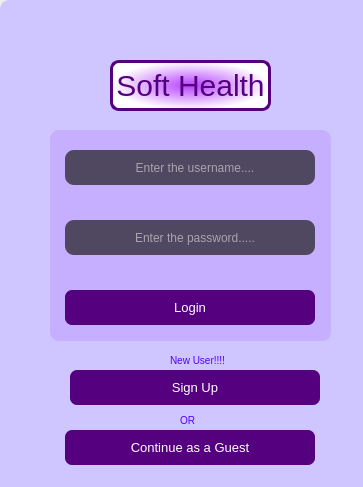
Above: static/login.ui from lakshmivishal9496/Soft-Health before the change. Below: the same form after it.
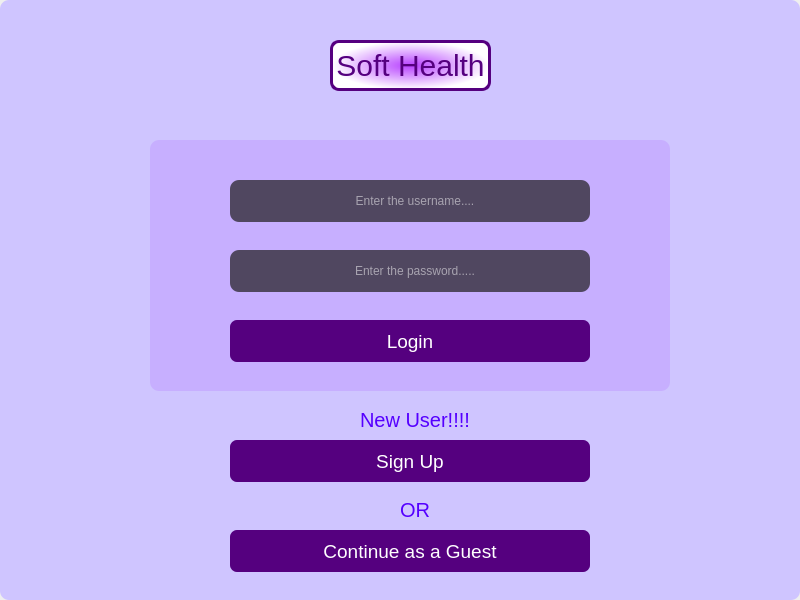
That is the form after the change.

Commit message: changed window size and added validation

Diff of the .ui file:
```diff
--- a/static/login.ui
+++ b/static/login.ui
@@ -6,8 +6,8 @@
    <rect>
     <x>0</x>
     <y>0</y>
-    <width>363</width>
-    <height>487</height>
+    <width>800</width>
+    <height>600</height>
    </rect>
   </property>
   <property name="windowTitle">
@@ -18,51 +18,21 @@
     <rect>
      <x>0</x>
      <y>0</y>
-     <width>381</width>
-     <height>501</height>
+     <width>800</width>
+     <height>600</height>
     </rect>
    </property>
    <property name="styleSheet">
     <string notr="true">background-color:rgb(207, 197, 255);
 border-radius: 9px;</string>
    </property>
-   <widget class="QPushButton" name="b1">
-    <property name="geometry">
-     <rect>
-      <x>65</x>
-      <y>290</y>
-      <width>250</width>
-      <height>35</height>
-     </rect>
-    </property>
-    <property name="font">
-     <font>
-      <pointsize>-1</pointsize>
-     </font>
-    </property>
-    <property name="styleSheet">
-     <string notr="true">QPushButton#b1{
-background-color:rgb(85, 0, 127);
-color: rgb(255, 255, 255);
-font-size: 13px;
-border-radius : 7px;
-
-}
-QPushButton#b1: pressed {
-background-color: rgb(117, 71, 255);
-}</string>
-    </property>
-    <property name="text">
-     <string>Login</string>
-    </property>
-   </widget>
    <widget class="QPushButton" name="b2">
     <property name="geometry">
      <rect>
-      <x>70</x>
-      <y>370</y>
-      <width>250</width>
-      <height>35</height>
+      <x>230</x>
+      <y>440</y>
+      <width>360</width>
+      <height>42</height>
      </rect>
     </property>
     <property name="font">
@@ -74,7 +44,7 @@
      <string notr="true">QPushButton#b2{
 background-color:rgb(85, 0, 127);
 color: rgb(255, 255, 255);
-font-size: 13px;
+font-size: 19px;
 border-radius : 7px;
 
 }
@@ -89,9 +59,9 @@
    <widget class="QLabel" name="l2_2">
     <property name="geometry">
      <rect>
-      <x>170</x>
-      <y>350</y>
-      <width>71</width>
+      <x>360</x>
+      <y>410</y>
+      <width>121</width>
       <height>20</height>
      </rect>
     </property>
@@ -102,28 +72,31 @@
     </property>
     <property name="styleSheet">
      <string notr="true">text-align:center;
-font-size:10px;
+font-size:20px;
 color: rgb(85, 0, 255);
 border-radius:2px;</string>
     </property>
     <property name="text">
      <string>New User!!!!</string>
     </property>
+    <property name="textFormat">
+     <enum>Qt::PlainText</enum>
+    </property>
    </widget>
    <widget class="QPushButton" name="b5">
     <property name="geometry">
      <rect>
-      <x>65</x>
-      <y>430</y>
-      <width>250</width>
-      <height>35</height>
+      <x>230</x>
+      <y>530</y>
+      <width>360</width>
+      <height>42</height>
      </rect>
     </property>
     <property name="styleSheet">
      <string notr="true">QPushButton#b5{
 background-color:rgb(85, 0, 127);
 color: rgb(255, 255, 255);
-font-size: 13px;
+font-size: 19px;
 border-radius : 7px;
 
 }
@@ -135,61 +108,12 @@
      <string>Continue as a Guest</string>
     </property>
    </widget>
-   <widget class="QLineEdit" name="tb1">
-    <property name="geometry">
-     <rect>
-      <x>65</x>
-      <y>150</y>
-      <width>250</width>
-      <height>35</height>
-     </rect>
-    </property>
-    <property name="styleSheet">
-     <string notr="true">background-color: rgba(47,42,52,200);
-color:rgb(255,255,255);
-padding-left: 10px;
-border-bottom-color: rgba(46,82,101,255);
-</string>
-    </property>
-    <property name="alignment">
-     <set>Qt::AlignCenter</set>
-    </property>
-    <property name="placeholderText">
-     <string>Enter the username....</string>
-    </property>
-   </widget>
-   <widget class="QLineEdit" name="tb2">
-    <property name="geometry">
-     <rect>
-      <x>65</x>
-      <y>220</y>
-      <width>250</width>
-      <height>35</height>
-     </rect>
-    </property>
-    <property name="styleSheet">
-     <string notr="true">background-color: rgba(47,42,52,200);
-color:rgb(255,255,255);
-padding-left: 10px;
-border-bottom-color: rgba(46,82,101,255);
-</string>
-    </property>
-    <property name="echoMode">
-     <enum>QLineEdit::Password</enum>
-    </property>
-    <property name="alignment">
-     <set>Qt::AlignCenter</set>
-    </property>
-    <property name="placeholderText">
-     <string>Enter the password.....</string>
-    </property>
-   </widget>
    <widget class="QLabel" name="l2_3">
     <property name="geometry">
      <rect>
-      <x>180</x>
-      <y>410</y>
-      <width>61</width>
+      <x>400</x>
+      <y>500</y>
+      <width>41</width>
       <height>20</height>
      </rect>
     </property>
@@ -200,7 +124,7 @@
     </property>
     <property name="styleSheet">
      <string notr="true">text-align:center;
-font-size:10px;
+font-size:20px;
 color: rgb(85, 0, 255);
 border-radius:2px;</string>
     </property>
@@ -211,8 +135,8 @@
    <widget class="QLabel" name="label">
     <property name="geometry">
      <rect>
-      <x>110</x>
-      <y>60</y>
+      <x>330</x>
+      <y>40</y>
       <width>161</width>
       <height>51</height>
      </rect>
@@ -234,10 +158,10 @@
    <widget class="QGroupBox" name="groupBox">
     <property name="geometry">
      <rect>
-      <x>50</x>
-      <y>130</y>
-      <width>281</width>
-      <height>211</height>
+      <x>150</x>
+      <y>140</y>
+      <width>520</width>
+      <height>251</height>
      </rect>
     </property>
     <property name="styleSheet">
@@ -246,6 +170,85 @@
     <property name="title">
      <string/>
     </property>
+    <widget class="QLineEdit" name="tb1">
+     <property name="geometry">
+      <rect>
+       <x>80</x>
+       <y>40</y>
+       <width>360</width>
+       <height>42</height>
+      </rect>
+     </property>
+     <property name="styleSheet">
+      <string notr="true">background-color: rgba(47,42,52,200);
+color:rgb(255,255,255);
+padding-left: 10px;
+border-bottom-color: rgba(46,82,101,255);
+</string>
+     </property>
+     <property name="alignment">
+      <set>Qt::AlignCenter</set>
+     </property>
+     <property name="placeholderText">
+      <string>Enter the username....</string>
+     </property>
+    </widget>
+    <widget class="QLineEdit" name="tb2">
+     <property name="geometry">
+      <rect>
+       <x>80</x>
+       <y>110</y>
+       <width>360</width>
+       <height>42</height>
+      </rect>
+     </property>
+     <property name="styleSheet">
+      <string notr="true">background-color: rgba(47,42,52,200);
+color:rgb(255,255,255);
+padding-left: 10px;
+border-bottom-color: rgba(46,82,101,255);
+</string>
+     </property>
+     <property name="echoMode">
+      <enum>QLineEdit::Password</enum>
+     </property>
+     <property name="alignment">
+      <set>Qt::AlignCenter</set>
+     </property>
+     <property name="placeholderText">
+      <string>Enter the password.....</string>
+     </property>
+    </widget>
+    <widget class="QPushButton" name="b1">
+     <property name="geometry">
+      <rect>
+       <x>80</x>
+       <y>180</y>
+       <width>360</width>
+       <height>42</height>
+      </rect>
+     </property>
+     <property name="font">
+      <font>
+       <pointsize>-1</pointsize>
+      </font>
+     </property>
+     <property name="styleSheet">
+      <string notr="true">QPushButton#b1{
+background-color:rgb(85, 0, 127);
+color: rgb(255, 255, 255);
+font-size: 19px;
+border-radius : 7px;
+
+}
+QPushButton#b1: pressed {
+background-color: rgb(117, 71, 255);
+}</string>
+     </property>
+     <property name="text">
+      <string>Login</string>
+     </property>
+    </widget>
    </widget>
    <zorder>groupBox</zorder>
    <zorder>b1</zorder>
```
Left out of the diff: 3 changed lines with no effect on the pictures. The commit also changes 7 other files.
